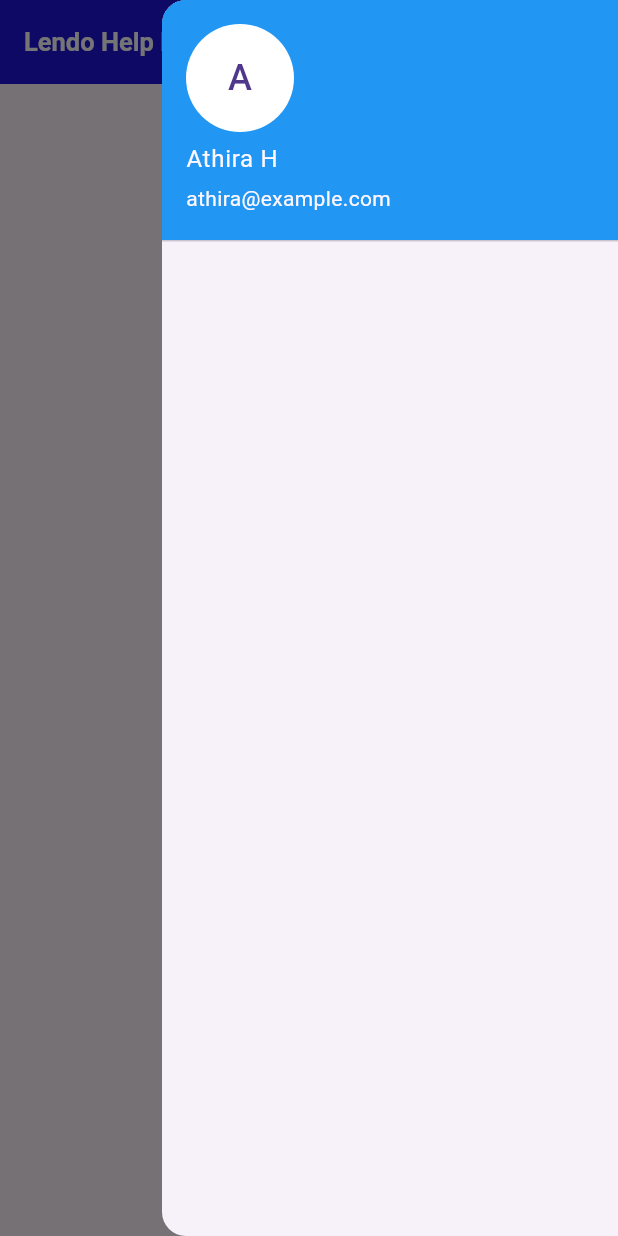
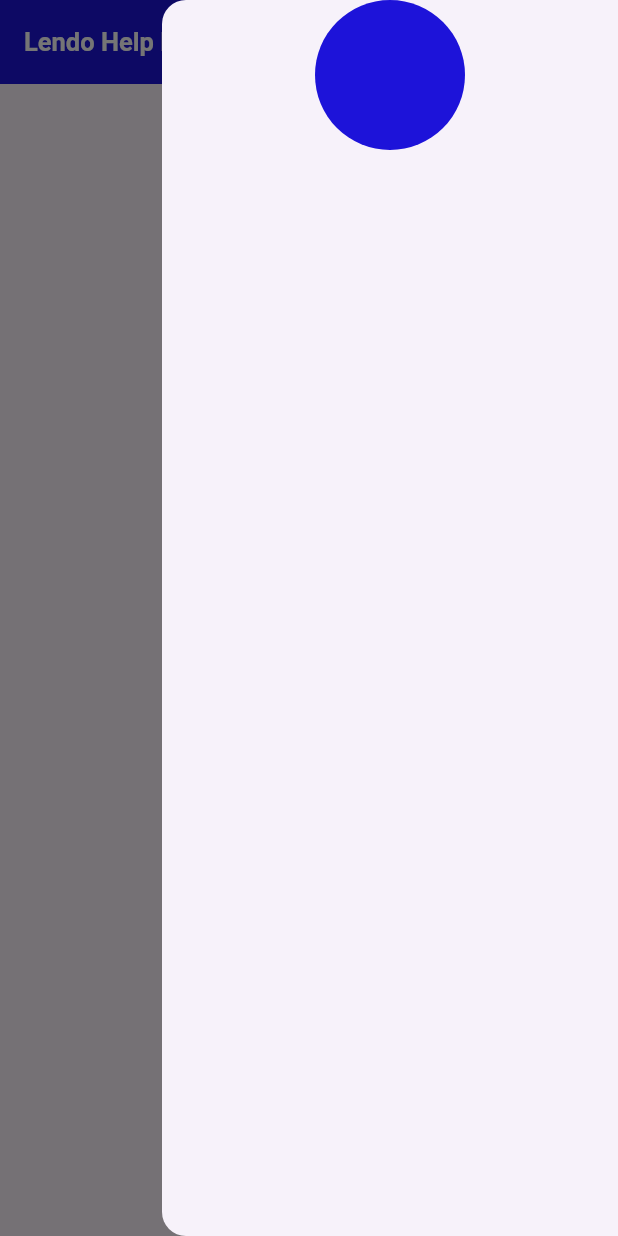
Before and after one commit to AthiraaAthi/Lendo_Admin_App, a Flutter app: the screen it shows after launch, with the side drawer open, on a phone screen of 412 x 824 dp. Run offline on Flutter 3.47's test engine with Material 3 defaults, Android fonts, the light colour scheme and no system bars.

Commit message:
replaced listview with column

```diff
--- a/lib/view/home/home.dart
+++ b/lib/view/home/home.dart
@@ -9,20 +9,29 @@ class HomeScreen extends StatelessWidget {
     return Scaffold(
       key: _scaffoldKey,
       endDrawer: Drawer(
-        child: ListView(
-          children: [
-            UserAccountsDrawerHeader(
-              accountName: Text("Athira H"),
-              accountEmail: Text("athira@example.com"),
-              currentAccountPicture: CircleAvatar(
-                backgroundColor: Colors.white,
-                child: Text("A", style: TextStyle(fontSize: 24.0)),
-              ),
-              decoration: BoxDecoration(color: Colors.blue),
-            ),
-          ],
-        ),
-      ),
+          child: Column(
+        crossAxisAlignment: CrossAxisAlignment.center,
+        children: [
+          CircleAvatar(
+            radius: 50,
+            backgroundColor: mainBlue,
+          )
+        ],
+      )
+          //  ListView(
+          //   children: [
+          //     UserAccountsDrawerHeader(
+          //       accountName: Text("Athira H"),
+          //       accountEmail: Text("athira@example.com"),
+          //       currentAccountPicture: CircleAvatar(
+          //         backgroundColor: Colors.white,
+          //         child: Text("A", style: TextStyle(fontSize: 24.0)),
+          //       ),
+          //       decoration: BoxDecoration(color: Colors.blue),
+          //     ),
+          //   ],
+          // ),
+          ),
       appBar: AppBar(
         backgroundColor: mainBlue,
         title: Text('Lendo Help Desk',
```
